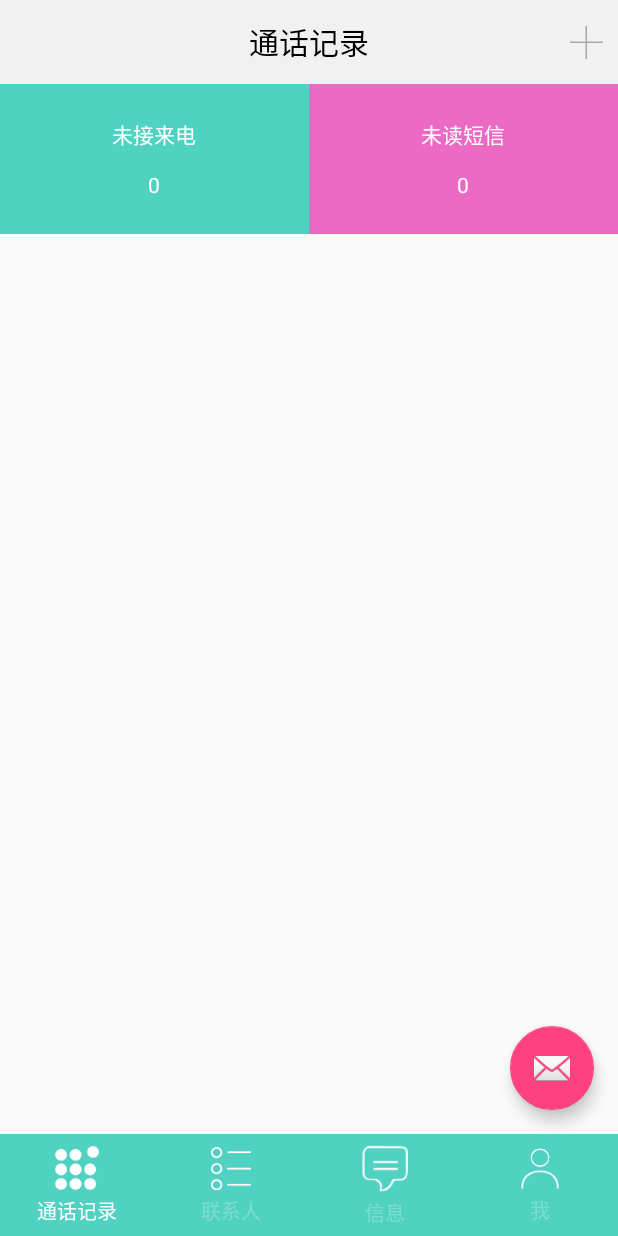
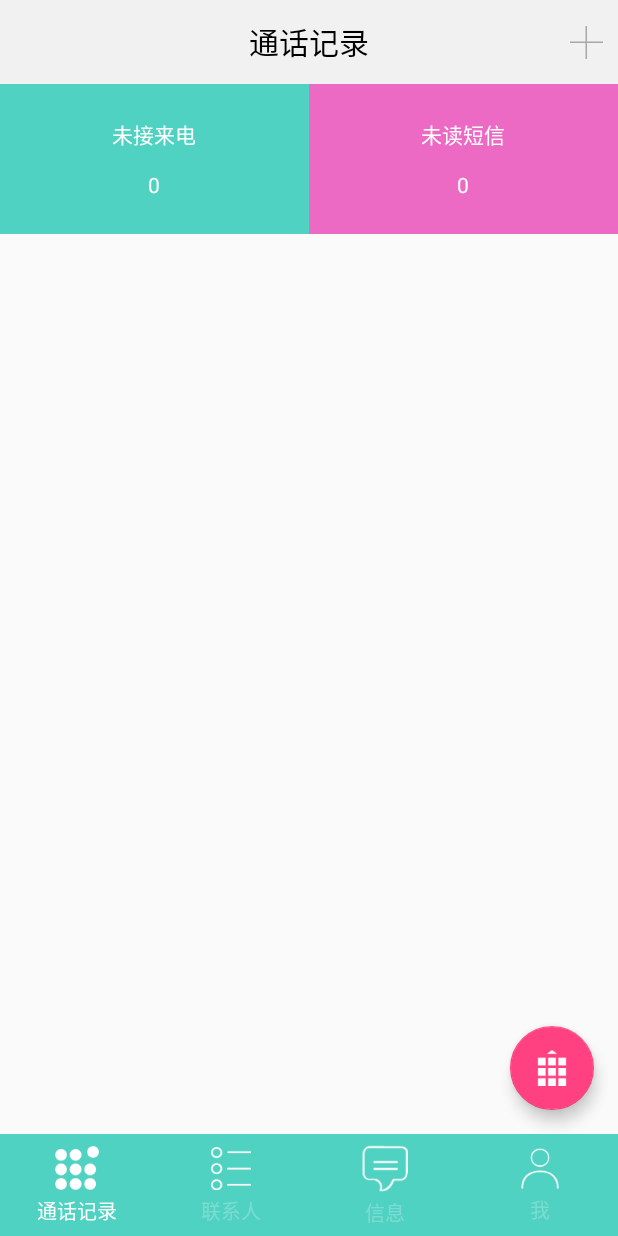
Before and after one commit to a616707902/wenguangIM, an Android app: the HomeActivity screen opened directly, with no data from a screen before it, on a phone screen of 412 x 824 dp. Run offline under Robolectric (Android 15) with nearby library versions, the phone set to English and light mode, and no system bars; our stand-ins replace ButterKnife, CircleImageView; libraries missing offline, so code that uses them is left out: com.zhy.m, rx.android.schedulers, rx.functions, rx.subjects, rx.subscriptions; 1 statement that could not run was skipped.

Commit message:
修改图片

```diff
--- a/WenGuang/app/src/main/res/layout/home_fragment.xml
+++ b/WenGuang/app/src/main/res/layout/home_fragment.xml
@@ -77,7 +77,7 @@
         android:layout_width="wrap_content"
         android:layout_height="wrap_content"
         android:layout_gravity="bottom|end"
-        android:src="@android:drawable/ic_dialog_email"
+        android:src="@drawable/icon_phone"
         android:layout_alignParentBottom="true"
         android:layout_alignParentEnd="true"
         android:layout_marginRight="@dimen/activity_horizontal_margin"
```
Also changed, not shown: WenGuang/app/src/main/res/drawable-xhdpi/icon_phone.png (added).
